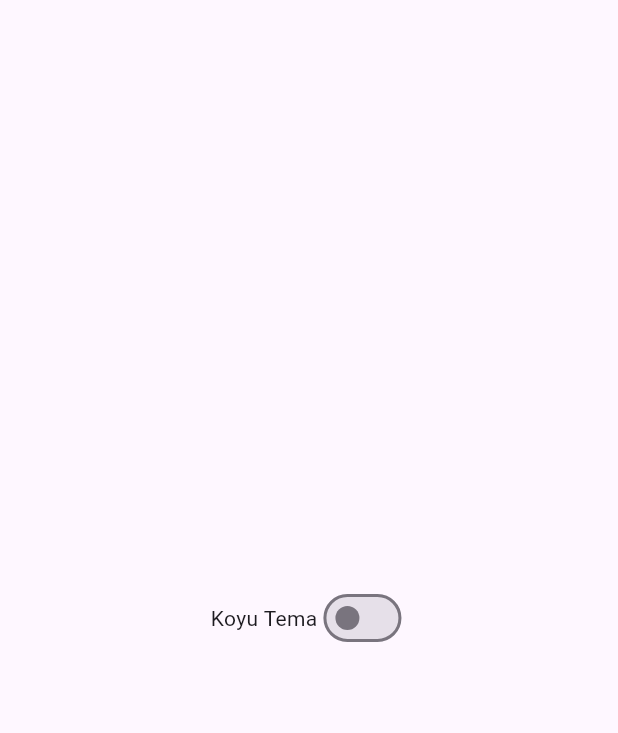
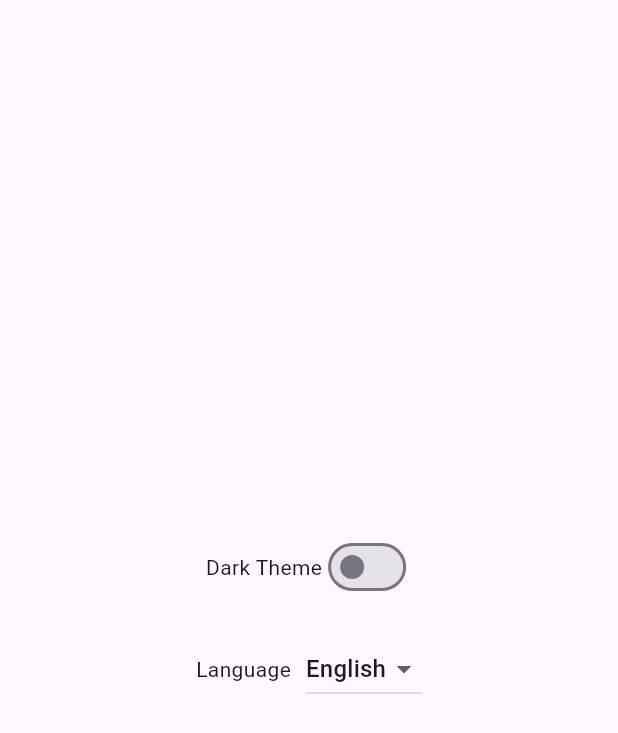
Before and after one commit to ahmetKaya00/App-Innovators-Mobile-Dev-Journey-Bootcamp, a Flutter app: the SettingsScreen widget shown alone on an empty page, opened directly, on a phone screen of 412 x 824 dp. Shown: the top 733 px of the screen. Run offline on Flutter 3.47's test engine with Material 3 defaults, Android fonts, the phone set to English and light mode, and no system bars; our stand-ins replace shared_preferences; accounts and stored records are empty.

Commit message:
Theme and Locale

```diff
--- a/firebasedemo/assets/lang/en.json
+++ b/firebasedemo/assets/lang/en.json
@@ -0,0 +1,6 @@
+{
+  "title": "Flutter Application",
+  "home": "Home",
+  "dark_theme": "Dark Theme",
+  "language": "Language"
+}
--- a/firebasedemo/assets/lang/tr.json
+++ b/firebasedemo/assets/lang/tr.json
@@ -0,0 +1,6 @@
+{
+  "title": "Flutter Uygulaması",
+  "home": "Ana Sayfa",
+  "dark_theme": "Koyu Tema",
+  "language": "Dil"
+}
--- a/firebasedemo/lib/Widget/bottom_nav_bar.dart
+++ b/firebasedemo/lib/Widget/bottom_nav_bar.dart
@@ -1,4 +1,6 @@
+import 'package:firebasedemo/core/locale_manager.dart';
 import 'package:flutter/material.dart';
+import 'package:provider/provider.dart';
 
 class BottomNavBar extends StatelessWidget{
   final int selectedIndex;
@@ -8,6 +10,8 @@ class BottomNavBar extends StatelessWidget{
 
   @override
   Widget build(BuildContext context) {
+    final localManager = Provider.of<LocaleManager>(context);
+
     return BottomNavigationBar(
         currentIndex: selectedIndex,
         onTap: onTap,
--- a/firebasedemo/lib/screens/settings_screen.dart
+++ b/firebasedemo/lib/screens/settings_screen.dart
@@ -1,3 +1,4 @@
+import 'package:firebasedemo/core/locale_manager.dart';
 import 'package:firebasedemo/core/theme_manager.dart';
 import 'package:flutter/material.dart';
 import 'package:provider/provider.dart';
@@ -6,11 +7,15 @@ class SettingsScreen extends StatelessWidget{
   @override
   Widget build(BuildContext context) {
     final themeManager = Provider.of<ThemeManager>(context);
-    return Center(
-      child: Row(
+    final localManager = Provider.of<LocaleManager>(context);
+
+    return Column(
       mainAxisAlignment: MainAxisAlignment.center,
       children: [
-          const Text('Koyu Tema'),
+        Row(
+          mainAxisAlignment: MainAxisAlignment.center,
+          children: [
+            Text(localManager.translate('dark_theme')),
             Switch(
                 value: themeManager.themeMode == ThemeMode.dark,
                 onChanged: (value){
@@ -18,7 +23,34 @@ class SettingsScreen extends StatelessWidget{
                 },
             ),
           ],
+        ),
+        const SizedBox(height: 20),
+        Row(
+          mainAxisAlignment: MainAxisAlignment.center,
+          children: [
+            Text(localManager.translate('language')),
+            const SizedBox(width: 10),
+            DropdownButton<Locale>(
+              value: localManager.currentLocale,
+              onChanged: (Locale? newLocale){
+                if(newLocale != null){
+                  localManager.changeLocale(newLocale);
+                }
+              },
+              items: const [
+              DropdownMenuItem(
+                  value: Locale('en'),
+                  child: Text('English'),
+              ),
+                DropdownMenuItem(
+                  value: Locale('tr'),
+                  child: Text('Türkçe'),
+              ),
+              ],
             )
+          ],
+        ),
+      ],
     );
   }
 }
--- a/firebasedemo/pubspec.yaml
+++ b/firebasedemo/pubspec.yaml
@@ -37,6 +37,7 @@ dependencies:
   cupertino_icons: ^1.0.8
   shared_preferences: ^2.5.2
   provider: ^6.1.2
+  flutter_localization: ^0.3.1
 
 dev_dependencies:
   flutter_test:
```
Also changed, not shown: firebasedemo/lib/core/locale_manager.dart (added, +43 -0 lines), firebasedemo/lib/main.dart (+20 -5 lines), firebasedemo/lib/screens/home_screen.dart (+17 -2 lines), firebasedemo/pubspec.lock. Lines whose indentation alone changed are shown as unchanged.
